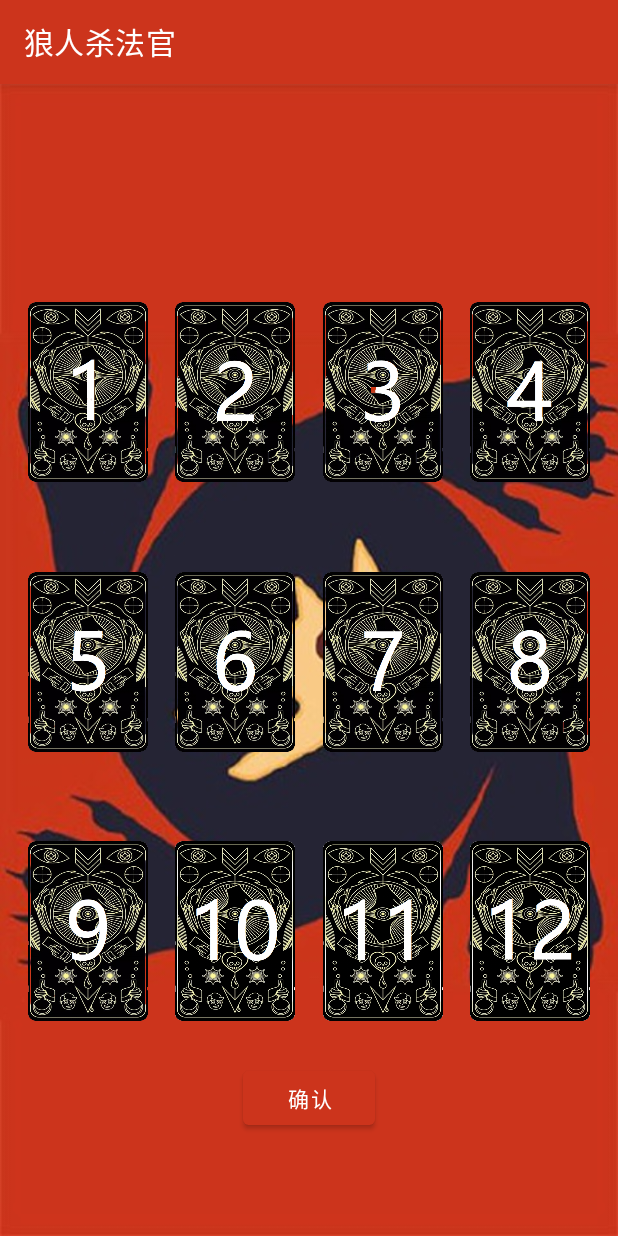
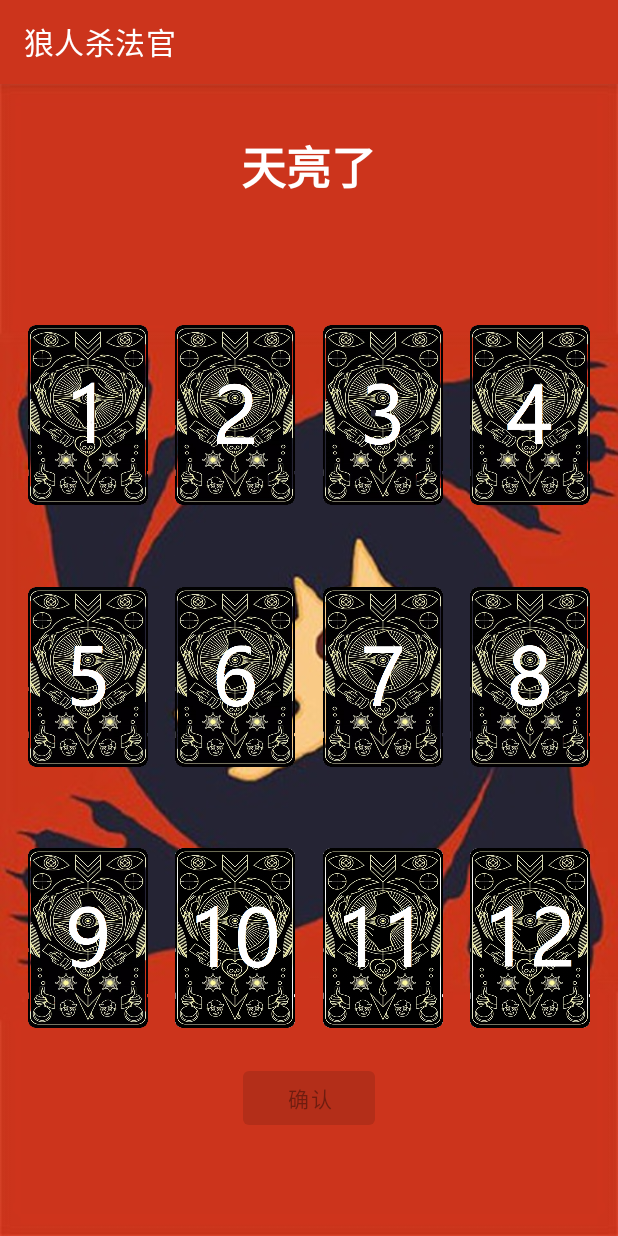
Before and after one commit to rayxhuang/Werewolf, an Android app: the Day screen opened directly, with no data from a screen before it, on a phone screen of 412 x 824 dp. Run offline under Robolectric (Android 15) with nearby library versions, the phone set to English and light mode, and no system bars; 2 statements that could not run were skipped.

Commit message:
working on day.java

```diff
--- a/app/src/main/AndroidManifest.xml
+++ b/app/src/main/AndroidManifest.xml
@@ -12,7 +12,6 @@
         android:supportsRtl="true"
         android:theme="@style/Theme.Werewolf">
         <activity android:name=".Day" />
-        <activity android:name=".Guardian" />
         <activity android:name=".Wolf" />
         <activity android:name=".Game" />
         <activity android:name=".MainActivity">
--- a/app/src/main/java/com/example/werewolf/Day.java
+++ b/app/src/main/java/com/example/werewolf/Day.java
@@ -14,7 +14,8 @@ import android.widget.Toast;
 import java.util.ArrayList;
 
 public class Day extends AppCompatActivity {
-    private Integer deathID = 0;
+    private Integer deathID1 = 0;
+    private Integer deathID2 = 0;
 
     private ArrayList<Integer> playerID;
     private ArrayList<String> assignedCharacterList;
@@ -25,11 +26,12 @@ public class Day extends AppCompatActivity {
     private Integer currentSelectedPlayerID = 0;
     private Integer guardedPlayerID = 0;
     private Integer intentKillPlayerID = 0;
-    private Boolean witcherHoldsAntidote = false;
-    private Boolean witcherHoldsPoison = false;
+//    private Boolean witcherHoldsAntidote = false;
+//    private Boolean witcherHoldsPoison = false;
     private Integer antidotePlayerID = 0;
     private Integer poisonPlayerID = 0;
     private TextView actionLabel;
+    private TextView actionLabel2;
     private Button confirmButton;
     private ImageView p1, p2, p3, p4, p5, p6, p7, p8, p9, p10, p11, p12;
 
@@ -38,7 +40,6 @@ public class Day extends AppCompatActivity {
     private MediaPlayer.OnCompletionListener prepareForNext = new MediaPlayer.OnCompletionListener() {
         @Override
         public void onCompletion(MediaPlayer mp) {
-            Toast.makeText(Day.this, "Audi playback finished, this is auto stop", Toast.LENGTH_SHORT).show();
             mp.stop();
             mp.reset();
         }
@@ -65,73 +66,67 @@ public class Day extends AppCompatActivity {
         if (extras != null) {
             playerID = (ArrayList<Integer>) getIntent().getSerializableExtra("id");
             assignedCharacterList = (ArrayList<String>) getIntent().getSerializableExtra("characters");
+            alive = (ArrayList<Boolean>) getIntent().getSerializableExtra("alive");
             numPlayers = (Integer) extras.get("numPlayers");
-            alive = (ArrayList<Boolean>) getIntent().getSerializableExtra("alive");
             guardedPlayerID = (Integer) extras.get("guardedPlayerID");
             intentKillPlayerID = (Integer) extras.get("intentKillPlayerID");
             antidotePlayerID = (Integer) extras.get("antidotePlayerID");
             poisonPlayerID = (Integer) extras.get("poisonPlayerID");
         }
-        //Judge death(s)
-//        if (intentKillPlayerID != 0) {
-//            if (antidotePlayerID == intentKillPlayerID){
-//                if (guardedPlayerID == intentKillPlayerID) {
-//                    deathID = intentKillPlayerID;
-//                }
-//            } else {
-//                if (guardedPlayerID != intentKillPlayerID) {
-//                    deathID = intentKillPlayerID;
-//                }
-//            }
-//        }
-//        alive.set(deathID - 1 , false);
-//        Toast.makeText(Day.this, "昨天晚上死亡的是" + deathID + "号玩家", Toast.LENGTH_SHORT).show();
-//
-//        init();
-//
-//        //Day starts...
-//        new Handler().postDelayed(new Runnable() {
-//            @Override
-//            public void run() {
-//                mp = MediaPlayer.create(Day.this, R.raw.audio_day_start);
-//                mp.setOnCompletionListener(prepareForNext);
-//                mp.start();
-//            }
-//        }, 2000);
+//        Toast.makeText(Day.this, "guardedPlayerID " + guardedPlayerID, Toast.LENGTH_SHORT).show();
+//        Toast.makeText(Day.this, "intentKillPlayerID " + intentKillPlayerID, Toast.LENGTH_SHORT).show();
+//        Toast.makeText(Day.this, "antidotePlayerID " + antidotePlayerID, Toast.LENGTH_SHORT).show();
+//        Toast.makeText(Day.this, "poisonPlayerID " +poisonPlayerID, Toast.LENGTH_SHORT).show();
+//        Toast.makeText(Day.this, "numPlayers " +numPlayers, Toast.LENGTH_SHORT).show();
+
+        init();
+
+        //Day starts...
+        new Handler().postDelayed(new Runnable() {
+            @Override
+            public void run() {
+                mp = MediaPlayer.create(Day.this, R.raw.audio_day_start);
+                mp.setOnCompletionListener(prepareForNext);
+                mp.start();
+                judgeDeath();
+            }
+        }, 3000);
     }
 
     private void init() {
-        actionLabel = findViewById(R.id.actionLabel);
+        actionLabel = findViewById(R.id.actionLabel1);
         actionLabel.setText("天亮了");
-        confirmButton = findViewById(R.id.confirmButton);
+        actionLabel2 = findViewById(R.id.actionLabel2);
+        confirmButton = findViewById(R.id.confirmButton1);
         confirmButton.setEnabled(false);
 
-        p1 = findViewById(R.id.pCard1);
-        p2 = findViewById(R.id.pCard2);
-        p3 = findViewById(R.id.pCard3);
-        p4 = findViewById(R.id.pCard4);
-        p5 = findViewById(R.id.pCard5);
-        p6 = findViewById(R.id.pCard6);
-        p7 = findViewById(R.id.pCard7);
-        p8 = findViewById(R.id.pCard8);
-        p9 = findViewById(R.id.pCard9);
-        p10 = findViewById(R.id.pCard10);
-        p11 = findViewById(R.id.pCard11);
-        p12 = findViewById(R.id.pCard12);
+        p1 = findViewById(R.id.p1Card1);
+        p2 = findViewById(R.id.p1Card2);
+        p3 = findViewById(R.id.p1Card3);
+        p4 = findViewById(R.id.p1Card4);
+        p5 = findViewById(R.id.p1Card5);
+        p6 = findViewById(R.id.p1Card6);
+        p7 = findViewById(R.id.p1Card7);
+        p8 = findViewById(R.id.p1Card8);
+        p9 = findViewById(R.id.p1Card9);
+        p10 = findViewById(R.id.p1Card10);
+        p11 = findViewById(R.id.p1Card11);
+        p12 = findViewById(R.id.p1Card12);
 
 
         for (int i = 0; i < 12; i++){
             if (assignedCharacterList.get(i).equals("None")){
                 makeTransparent(i);
             } else {
-                if (alive.get(i) == false) {
+                if (!alive.get(i)) {
                     updateDeadCard(i);
                 }
             }
         }
 
+        //this is only for adding onClickListeners
         for (int i = 1; i < 13; i++) {
-            switch (i){
+            switch (i) {
                 case 1:
                     p1.setOnClickListener(selectPlayer);
                     break;
@@ -146,49 +141,41 @@ public class Day extends AppCompatActivity {
                     break;
                 case 5:
                     if (i <= numPlayers) {
-                        p5.setVisibility(View.GONE);
                         p5.setOnClickListener(selectPlayer);
                     }
                     break;
                 case 6:
                     if (i <= numPlayers) {
-                        p6.setVisibility(View.GONE);
                         p6.setOnClickListener(selectPlayer);
                     }
                     break;
                 case 7:
                     if (i <= numPlayers) {
-                        p7.setVisibility(View.GONE);
                         p7.setOnClickListener(selectPlayer);
                     }
                     break;
                 case 8:
                     if (i <= numPlayers) {
-                        p8.setVisibility(View.GONE);
                         p8.setOnClickListener(selectPlayer);
                     }
                     break;
                 case 9:
                     if (i <= numPlayers) {
-                        p9.setVisibility(View.GONE);
                         p9.setOnClickListener(selectPlayer);
                     }
                     break;
                 case 10:
                     if (i <= numPlayers) {
-                        p10.setVisibility(View.GONE);
                         p10.setOnClickListener(selectPlayer);
                     }
                     break;
                 case 11:
                     if (i <= numPlayers) {
-                        p11.setVisibility(View.GONE);
                         p11.setOnClickListener(selectPlayer);
                     }
                     break;
                 case 12:
                     if (i <= numPlayers) {
-                        p12.setVisibility(View.GONE);
                         p12.setOnClickListener(selectPlayer);
                     }
                     break;
@@ -265,4 +252,48 @@ public class Day extends AppCompatActivity {
                 break;
         }
     }
+
+    private void judgeDeath() {
+        //        Judge death(s)
+        if (intentKillPlayerID != 0) {
+            if (antidotePlayerID.equals(intentKillPlayerID)){
+                if (guardedPlayerID.equals(intentKillPlayerID)) {
+                    deathID1 = intentKillPlayerID;
+                    alive.set(deathID1 - 1 , false);
+                    updateDeadCard(deathID1 - 1);
+                }
+            } else {
+                if (!guardedPlayerID.equals(intentKillPlayerID)) {
+                    deathID1 = intentKillPlayerID;
+                    alive.set(deathID1 - 1 , false);
+                    updateDeadCard(deathID1 - 1);
+                }
+            }
+        }
+        if (poisonPlayerID != 0) {
+            deathID2 = poisonPlayerID;
+            alive.set(deathID2 - 1 , false);
+            updateDeadCard(deathID2 - 1);
+            int firstID = deathID1;
+            int secondID = deathID2;
+            int tempID = 0;
+            if (firstID > secondID) {
+                tempID = firstID;
+                firstID = secondID;
+                secondID = tempID;
+            }
+            Toast.makeText(Day.this, "昨天晚上死亡的是" + firstID + "号玩家和" + secondID + "号玩家", Toast.LENGTH_SHORT).show();
+            actionLabel.setText("昨天晚上死亡的是");
+            actionLabel2.setText(firstID + "号玩家和" + secondID + "号玩家");
+        } else {
+            if (deathID1 == 0) {
+                Toast.makeText(Day.this, "昨天晚上是平安夜", Toast.LENGTH_SHORT).show();
+                actionLabel.setText("昨天晚上是平安夜");
+            } else {
+                Toast.makeText(Day.this, "昨天晚上死亡的是" + deathID1 + "号玩家", Toast.LENGTH_SHORT).show();
+                actionLabel.setText("昨天晚上死亡的是");
+                actionLabel2.setText(deathID1 + "号玩家");
+            }
+        }
+    }
 }
--- a/app/src/main/res/layout/activity_day.xml
+++ b/app/src/main/res/layout/activity_day.xml
@@ -8,99 +8,95 @@
     tools:context=".Day">
 
     <TextView
-        android:id="@+id/actionLabel"
+        android:id="@+id/actionLabel1"
         android:layout_width="wrap_content"
         android:layout_height="wrap_content"
+        android:layout_marginTop="32dp"
         android:clickable="false"
         android:textColor="#FFFFFF"
-        android:textSize="36sp"
+        android:textSize="30sp"
         android:textStyle="bold"
-        app:layout_constraintBottom_toBottomOf="parent"
+        app:layout_constraintBottom_toTopOf="@+id/textView"
         app:layout_constraintEnd_toEndOf="parent"
         app:layout_constraintHorizontal_bias="0.498"
         app:layout_constraintStart_toStartOf="parent"
-        app:layout_constraintTop_toTopOf="parent"
-        app:layout_constraintVertical_bias="0.046" />
+        app:layout_constraintTop_toTopOf="parent" />
 
     <ImageView
-        android:id="@+id/pCard1"
-        android:contentDescription="@string/id1"
+        android:id="@+id/p1Card1"
         android:layout_width="80dp"
         android:layout_height="120dp"
         android:layout_row="0"
         android:layout_column="0"
         android:layout_marginStart="16dp"
-        android:layout_marginTop="36dp"
         android:layout_marginEnd="8dp"
         android:layout_marginBottom="16dp"
         android:clickable="true"
+        android:contentDescription="@string/id1"
+        android:duplicateParentState="true"
         android:focusable="true"
-        android:duplicateParentState="true"
         android:src="@drawable/card_back1"
-        app:layout_constraintBottom_toTopOf="@+id/pCard5"
-        app:layout_constraintEnd_toStartOf="@+id/pCard2"
+        app:layout_constraintBottom_toTopOf="@+id/p1Card5"
+        app:layout_constraintEnd_toStartOf="@+id/p1Card2"
         app:layout_constraintStart_toStartOf="parent"
-        app:layout_constraintTop_toBottomOf="@+id/actionLabel" />
+        app:layout_constraintTop_toBottomOf="@+id/actionLabel2" />
 
     <ImageView
-        android:id="@+id/pCard2"
-        android:contentDescription="@string/id2"
+        android:id="@+id/p1Card2"
         android:layout_width="80dp"
         android:layout_height="120dp"
         android:layout_row="0"
         android:layout_column="1"
         android:layout_marginStart="8dp"
-        android:layout_marginTop="36dp"
         android:layout_marginEnd="8dp"
         android:layout_marginBottom="16dp"
         android:clickable="true"
+        android:contentDescription="@string/id2"
         android:focusable="true"
         android:src="@drawable/card_back2"
-        app:layout_constraintBottom_toTopOf="@+id/pCard6"
-        app:layout_constraintEnd_toStartOf="@+id/pCard3"
-        app:layout_constraintStart_toEndOf="@+id/pCard1"
-        app:layout_constraintTop_toBottomOf="@+id/actionLabel" />
+        app:layout_constraintBottom_toTopOf="@+id/p1Card6"
+        app:layout_constraintEnd_toStartOf="@+id/p1Card3"
+        app:layout_constraintStart_toEndOf="@+id/p1Card1"
+        app:layout_constraintTop_toBottomOf="@+id/actionLabel2" />
 
     <ImageView
-        android:id="@+id/pCard3"
-        android:contentDescription="@string/id3"
+        android:id="@+id/p1Card3"
         android:layout_width="80dp"
         android:layout_height="120dp"
         android:layout_row="0"
         android:layout_column="2"
         android:layout_marginStart="8dp"
-        android:layout_marginTop="36dp"
         android:layout_marginEnd="8dp"
         android:layout_marginBottom="16dp"
         android:clickable="true"
+        android:contentDescription="@string/id3"
         android:focusable="true"
         android:src="@drawable/card_back3"
-        app:layout_constraintBottom_toTopOf="@+id/pCard7"
-        app:layout_constraintEnd_toStartOf="@+id/pCard4"
-        app:layout_constraintStart_toEndOf="@+id/pCard2"
-        app:layout_constraintTop_toBottomOf="@+id/actionLabel" />
+        app:layout_constraintBottom_toTopOf="@+id/p1Card7"
+        app:layout_constraintEnd_toStartOf="@+id/p1Card4"
+        app:layout_constraintStart_toEndOf="@+id/p1Card2"
+        app:layout_constraintTop_toBottomOf="@+id/actionLabel2" />
 
     <ImageView
-        android:id="@+id/pCard4"
-        android:contentDescription="@string/id4"
+        android:id="@+id/p1Card4"
         android:layout_width="80dp"
         android:layout_height="120dp"
         android:layout_row="0"
         android:layout_column="3"
         android:layout_marginStart="8dp"
-        android:layout_marginTop="36dp"
         android:layout_marginEnd="16dp"
         android:layout_marginBottom="16dp"
         android:clickable="true"
+        android:contentDescription="@string/id4"
         android:focusable="true"
         android:src="@drawable/card_back4"
-        app:layout_constraintBottom_toTopOf="@+id/pCard8"
+        app:layout_constraintBottom_toTopOf="@+id/p1Card8"
         app:layout_constraintEnd_toEndOf="parent"
-        app:layout_constraintStart_toEndOf="@+id/pCard3"
-        app:layout_constraintTop_toBottomOf="@+id/actionLabel" />
+        app:layout_constraintStart_toEndOf="@+id/p1Card3"
+        app:layout_constraintTop_toBottomOf="@+id/actionLabel2" />
 
     <ImageView
-        android:id="@+id/pCard5"
+        android:id="@+id/p1Card5"
         android:contentDescription="@string/id5"
         android:layout_width="80dp"
         android:layout_height="120dp"
@@ -113,13 +109,13 @@
         android:clickable="true"
         android:focusable="true"
         android:src="@drawable/card_back5"
-        app:layout_constraintBottom_toTopOf="@+id/pCard9"
-        app:layout_constraintEnd_toStartOf="@+id/pCard6"
+        app:layout_constraintBottom_toTopOf="@+id/p1Card9"
+        app:layout_constraintEnd_toStartOf="@+id/p1Card6"
         app:layout_constraintStart_toStartOf="parent"
-        app:layout_constraintTop_toBottomOf="@+id/pCard1" />
+        app:layout_constraintTop_toBottomOf="@+id/p1Card1" />
 
     <ImageView
-        android:id="@+id/pCard6"
+        android:id="@+id/p1Card6"
         android:contentDescription="@string/id6"
         android:layout_width="80dp"
         android:layout_height="120dp"
@@ -132,13 +128,13 @@
         android:clickable="true"
         android:focusable="true"
         android:src="@drawable/card_back6"
-        app:layout_constraintBottom_toTopOf="@+id/pCard10"
-        app:layout_constraintEnd_toStartOf="@+id/pCard7"
-        app:layout_constraintStart_toEndOf="@+id/pCard5"
-        app:layout_constraintTop_toBottomOf="@+id/pCard2" />
+        app:layout_constraintBottom_toTopOf="@+id/p1Card10"
+        app:layout_constraintEnd_toStartOf="@+id/p1Card7"
+        app:layout_constraintStart_toEndOf="@+id/p1Card5"
+        app:layout_constraintTop_toBottomOf="@+id/p1Card2" />
 
     <ImageView
-        android:id="@+id/pCard7"
+        android:id="@+id/p1Card7"
         android:contentDescription="@string/id7"
         android:layout_width="80dp"
         android:layout_height="120dp"
@@ -151,13 +147,13 @@
         android:clickable="true"
         android:focusable="true"
         android:src="@drawable/card_back7"
-        app:layout_constraintBottom_toTopOf="@+id/pCard11"
-        app:layout_constraintEnd_toStartOf="@+id/pCard8"
-        app:layout_constraintStart_toEndOf="@+id/pCard6"
-        app:layout_constraintTop_toBottomOf="@+id/pCard3" />
+        app:layout_constraintBottom_toTopOf="@+id/p1Card11"
+        app:layout_constraintEnd_toStartOf="@+id/p1Card8"
+        app:layout_constraintStart_toEndOf="@+id/p1Card6"
+        app:layout_constraintTop_toBottomOf="@+id/p1Card3" />
 
     <ImageView
-        android:id="@+id/pCard8"
+        android:id="@+id/p1Card8"
         android:contentDescription="@string/id8"
         android:layout_width="80dp"
         android:layout_height="120dp"
@@ -170,13 +166,13 @@
         android:clickable="true"
         android:focusable="true"
         android:src="@drawable/card_back8"
-        app:layout_constraintBottom_toTopOf="@+id/pCard12"
+        app:layout_constraintBottom_toTopOf="@+id/p1Card12"
         app:layout_constraintEnd_toEndOf="parent"
-        app:layout_constraintStart_toEndOf="@+id/pCard7"
-        app:layout_constraintTop_toBottomOf="@+id/pCard4" />
+        app:layout_constraintStart_toEndOf="@+id/p1Card7"
+        app:layout_constraintTop_toBottomOf="@+id/p1Card4" />
 
     <ImageView
-        android:id="@+id/pCard9"
+        android:id="@+id/p1Card9"
         android:layout_width="80dp"
         android:layout_height="120dp"
         android:layout_row="2"
@@ -188,13 +184,13 @@
         android:contentDescription="@string/id9"
         android:focusable="true"
         android:src="@drawable/card_back9"
-        app:layout_constraintBottom_toTopOf="@+id/confirmButton"
-        app:layout_constraintEnd_toStartOf="@+id/pCard10"
+        app:layout_constraintBottom_toTopOf="@+id/confirmButton1"
+        app:layout_constraintEnd_toStartOf="@+id/p1Card10"
         app:layout_constraintStart_toStartOf="parent"
-        app:layout_constraintTop_toBottomOf="@+id/pCard5" />
+        app:layout_constraintTop_toBottomOf="@+id/p1Card5" />
 
     <ImageView
-        android:id="@+id/pCard10"
+        android:id="@+id/p1Card10"
         android:layout_width="80dp"
         android:layout_height="120dp"
         android:layout_row="2"
@@ -206,13 +202,13 @@
         android:contentDescription="@string/id10"
         android:focusable="true"
         android:src="@drawable/card_back10"
-        app:layout_constraintBottom_toTopOf="@+id/confirmButton"
-        app:layout_constraintEnd_toStartOf="@+id/pCard11"
-        app:layout_constraintStart_toEndOf="@+id/pCard9"
-        app:layout_constraintTop_toBottomOf="@+id/pCard6" />
+        app:layout_constraintBottom_toTopOf="@+id/confirmButton1"
+        app:layout_constraintEnd_toStartOf="@+id/p1Card11"
+        app:layout_constraintStart_toEndOf="@+id/p1Card9"
+        app:layout_constraintTop_toBottomOf="@+id/p1Card6" />
 
     <ImageView
-        android:id="@+id/pCard11"
+        android:id="@+id/p1Card11"
         android:layout_width="80dp"
         android:layout_height="120dp"
         android:layout_row="2"
@@ -224,13 +220,13 @@
         android:contentDescription="@string/id11"
         android:focusable="true"
         android:src="@drawable/card_back11"
-        app:layout_constraintBottom_toTopOf="@+id/confirmButton"
-        app:layout_constraintEnd_toStartOf="@+id/pCard12"
-        app:layout_constraintStart_toEndOf="@+id/pCard10"
-        app:layout_constraintTop_toBottomOf="@+id/pCard7" />
+        app:layout_constraintBottom_toTopOf="@+id/confirmButton1"
+        app:layout_constraintEnd_toStartOf="@+id/p1Card12"
+        app:layout_constraintStart_toEndOf="@+id/p1Card10"
+        app:layout_constraintTop_toBottomOf="@+id/p1Card7" />
 
     <ImageView
-        android:id="@+id/pCard12"
+        android:id="@+id/p1Card12"
         android:layout_width="80dp"
         android:layout_height="120dp"
         android:layout_row="2"
@@ -242,13 +238,13 @@
         android:contentDescription="@string/id12"
         android:focusable="true"
         android:src="@drawable/card_back12"
-        app:layout_constraintBottom_toTopOf="@+id/confirmButton"
+        app:layout_constraintBottom_toTopOf="@+id/confirmButton1"
         app:layout_constraintEnd_toEndOf="parent"
-        app:layout_constraintStart_toEndOf="@+id/pCard11"
-        app:layout_constraintTop_toBottomOf="@+id/pCard8" />
+        app:layout_constraintStart_toEndOf="@+id/p1Card11"
+        app:layout_constraintTop_toBottomOf="@+id/p1Card8" />
 
     <Button
-        android:id="@+id/confirmButton"
+        android:id="@+id/confirmButton1"
         android:layout_width="wrap_content"
         android:layout_height="wrap_content"
         android:layout_marginBottom="68dp"
@@ -257,4 +253,17 @@
         app:layout_constraintEnd_toEndOf="parent"
         app:layout_constraintStart_toStartOf="parent" />
 
+    <TextView
+        android:id="@+id/actionLabel2"
+        android:layout_width="wrap_content"
+        android:layout_height="wrap_content"
+        android:layout_marginTop="20dp"
+        android:textColor="#FFFFFF"
+        android:textSize="30sp"
+        android:textStyle="bold"
+        app:layout_constraintEnd_toEndOf="parent"
+        app:layout_constraintHorizontal_bias="0.498"
+        app:layout_constraintStart_toStartOf="parent"
+        app:layout_constraintTop_toBottomOf="@+id/actionLabel1" />
+
 </androidx.constraintlayout.widget.ConstraintLayout>
```
Also changed, not shown: app/src/main/java/com/example/werewolf/Guardian.java (deleted, +0 -14 lines), app/src/main/java/com/example/werewolf/Wolf.java (+23 -24 lines), app/src/main/res/layout/activity_guardian.xml (deleted, +0 -9 lines), app/src/main/res/layout/activity_wolf.xml (+4 -4 lines).
